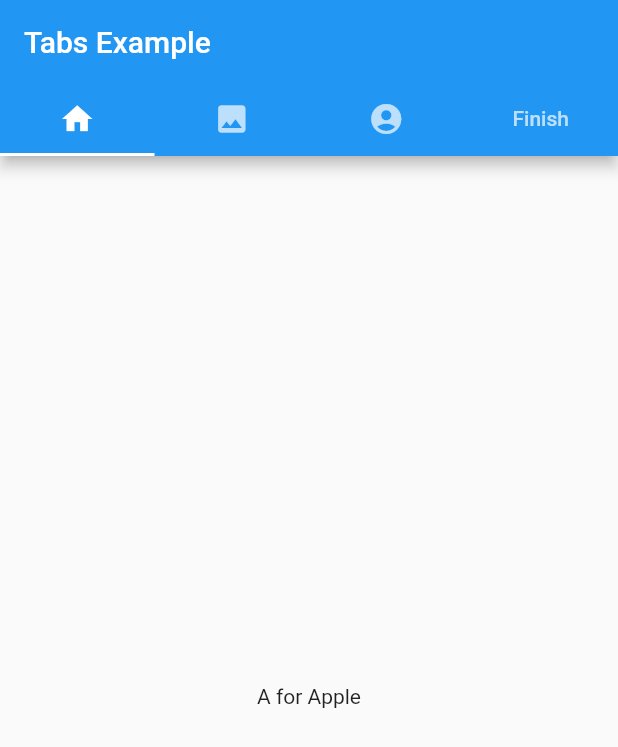
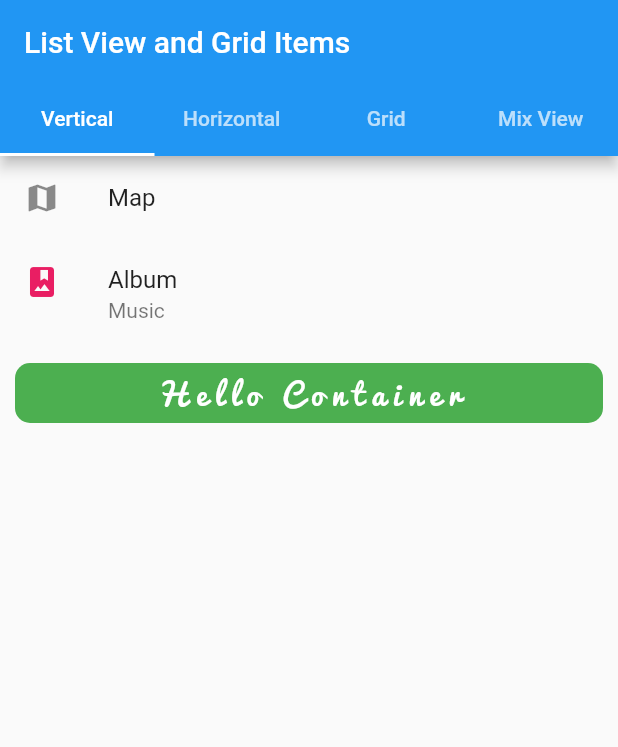
Before and after one commit to bgurtz/Flutter, a Flutter app: the screen it shows after launch, on a phone screen of 412 x 824 dp. Shown: the top 747 px of the screen. Run offline on Flutter 3.47's test engine with Material 2 defaults, Android fonts, the phone set to English and light mode, and no system bars.

Commit message:
" Vertical, Horizontal, Grid Layout Example "

```diff
--- a/lib/main.dart
+++ b/lib/main.dart
@@ -1,9 +1,9 @@
 import 'package:flutter/material.dart';
 
-void main() => runApp(TabsApp());
+void main() => runApp(ListDemo());
 
-class TabsApp extends StatelessWidget {
-  const TabsApp({Key key}) : super(key: key);
+class ListDemo extends StatelessWidget {
+  const ListDemo({Key key}) : super(key: key);
 
   @override
   Widget build(BuildContext context) {
@@ -12,56 +12,247 @@ class TabsApp extends StatelessWidget {
         length: 4,
         child: Scaffold(
           appBar: AppBar(
-            title: Text("Tabs Example"),
+            title: Text("List View and Grid Items"),
             bottom: TabBar(
               tabs: <Widget>[
-                Tab (child: Icon(Icons.home)),
-                Tab (child: Icon(Icons.photo)),
-                Tab (child: Icon(Icons.account_circle)),
-                Tab (child: Text("Finish")),
+                Tab(
+                  text: 'Vertical',
+                  ),
+                Tab(
+                  text: 'Horizontal',
+                  ),
+                Tab(
+                  text: 'Grid',
+                  ),
+                Tab(
+                  text: 'Mix View',
+                  ),
               ],
             ),
           ),
+
           body: TabBarView(
             children: <Widget>[
-              Center(
-                child: Text("A for Apple"),
-              ),
-              Center(
-                child: Text("B for Book"),
-              ),
-              Center(
-                child: Text("C for Count"),
-              ),
               // Center(
-              //   child: Text("Finished"),
-              // ),
+              //   child: Text("Vertical"),
+              //   ),
+              ListVertical(),
 
-              FinishedView(),
+              // Center(
+              //   child: Text("Horizontal"),
+              //   ),
+              HorizontalListView(),
+
+              // Center(
+              //   child: Text("Grid"),
+              //   ),
+              GridWidget(),
+
+              // Center(
+              //   child: Text("Mix view"),
+              //   ),
+              MixList(items: getListItems (20)),
 
             ],
           ),
+
         ),
       ),
     );
   }
 }
 
-class FinishedView extends StatelessWidget {
-  const FinishedView({Key key}) : super(key: key);
+class ListVertical extends StatelessWidget {
+  const ListVertical({Key key}) : super(key: key);
+
+  @override
+  Widget build(BuildContext context) {
+    return ListView(
+      children: <Widget>[
+        // for (int i = 0; i < 50; ++i)
+        // ListTile(
+        //   leading: Icon(Icons.map),
+        //   title: Text("Map $i"),
+        //   onTap: () {
+        //     print("On Tap Map");
+        //   }
+        // ),
+
+        ListTile(
+          leading: Icon(Icons.map),
+          title: Text("Map"),
+          onTap: () {
+            print("On Tap Map");
+          }
+        ),
+
+        ListTile(
+          leading: Icon(Icons.photo_album, color: Colors.pink,),
+          title: Text("Album"),
+          subtitle: Text("Music"),
+          onTap: () {
+            print("On Tap Album");
+          }
+        ),
+
+
+      GestureDetector(
+        onTap: () {
+          print("Hello Container tap");
+        },
+        child: Container(
+          height: 40,
+          margin: EdgeInsets.all(10.0),
+          decoration: BoxDecoration(
+            borderRadius: BorderRadius.circular(10.0),
+            color: Colors.green,
+          ),
+          child: Center(
+            child: Text("Hello Container", style: TextStyle(
+              fontFamily: 'Pacifico', fontSize: 20.0,
+              color: Colors. white, letterSpacing: 5.0),
+              ),
+            ),
+          ),
+        ),
+      ],
+    );
+  }
+}
+
+class HorizontalListView extends StatelessWidget {
+  const HorizontalListView({Key key}) : super(key: key);
 
   @override
   Widget build(BuildContext context) {
     return Container(
-      child: Center(
-        child: Text("Hello World",
-        style: TextStyle(
-          fontFamily: 'Pacifico',
-          fontSize: 30.0,
-          color: Colors.redAccent,
+      margin: EdgeInsets.symmetric(vertical: 200.0),
+      child: ListView(
+        scrollDirection: Axis.horizontal,
+        children: <Widget>[
+          Container(
+            color: Colors.green,
+            height: 200.0,
+            width: 200,
           ),
-        ),
+          Container(
+            color: Colors.red,
+            height: 200.0,
+            width: 200,
+          ),
+          Container(
+            color: Colors.blue,
+            height: 200.0,
+            width: 200,
+          ),
+        ],
       ),
     );
   }
 }
+
+class GridWidget extends StatelessWidget {
+  const GridWidget({Key key}) : super(key: key);
+
+  @override
+  Widget build(BuildContext context) {
+    return GridView.count(crossAxisCount: 2,
+    scrollDirection: Axis.vertical,
+
+    // The List Generate makes as many as we want.
+      children: List.generate(30, (index){
+        return Center(
+          child: Container(
+            height: 150,
+            width: 150,
+            color: Colors.grey[200],
+            child: Text('Item: $index'),
+          ),
+        );
+      }),
+
+      // The code below is how to manually make grid items
+
+    //  children: <Widget>[
+      // Container(
+      //   color: Colors.green,
+      //   height: 100,
+      //   width: 100,
+      //   margin: EdgeInsets.all(10.0),
+      // ),
+      // Container(
+      //   color: Colors.red,
+      //   height: 100,
+      //   width: 100,
+      //   margin: EdgeInsets.all(10.0),
+      // ),
+      // Container(
+      //   color: Colors.orange,
+      //   height: 100,
+      //   width: 100,
+      //   margin: EdgeInsets.all(10.0),
+      // ),
+      // Container(
+      //   color: Colors.blue,
+      //   height: 100,
+      //   width: 100,
+      //   margin: EdgeInsets.all(10.0),
+      // ),
+    //  ],
+    );
+  }
+}
+
+abstract class ListItem {}
+
+class HeadingItem extends ListItem {
+  final String heading;
+
+  HeadingItem(this.heading);
+}
+
+class MessageItem extends ListItem {
+  final String sender;
+  final String body;
+
+  MessageItem(this.sender, this.body);
+}
+
+List<ListItem> getListItems(int length) {
+  return List<ListItem>.generate(length, (i) {
+    return i % 6 == 0
+      ? HeadingItem('Heading $i')
+      : MessageItem('sender $i', 'Message Body $i');
+  });
+}
+
+class MixList extends StatelessWidget {
+  final List<ListItem> items;
+
+  MixList({Key key, @required this.items}) : super(key: key);
+
+  @override
+  Widget build(BuildContext context) {
+    return ListView.builder(
+      itemCount: items.length,
+      itemBuilder: (context, index) {
+        final item = items[index];
+
+        if (item is HeadingItem) {
+          return ListTile(
+            title: Text(
+              item.heading,
+              style: Theme.of(context).textTheme.headline,
+            ),
+          );
+        } else if (item is MessageItem) {
+          return ListTile(
+            title: Text(item.sender),
+            subtitle: Text(item.body),
+          );
+        }
+        return Container();
+      },
+    );
+  }
+}
--- a/pubspec.yaml
+++ b/pubspec.yaml
@@ -14,7 +14,7 @@ description: A new Flutter project.
 version: 1.0.0+1
 
 environment:
-  sdk: ">=2.1.0 <3.0.0"
+  sdk: ">=2.3.0 <3.0.0"
 
 dependencies:
   flutter:
```
Also changed, not shown: lib/model.dart (deleted, +0 -14 lines), lib/result.dart (deleted, +0 -42 lines), pubspec.lock.
